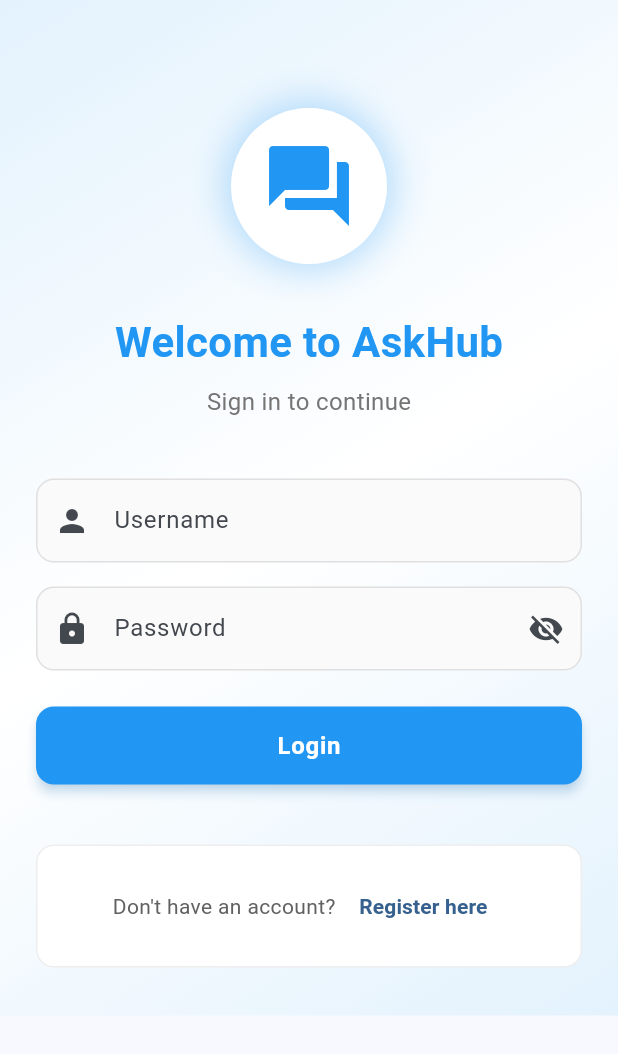
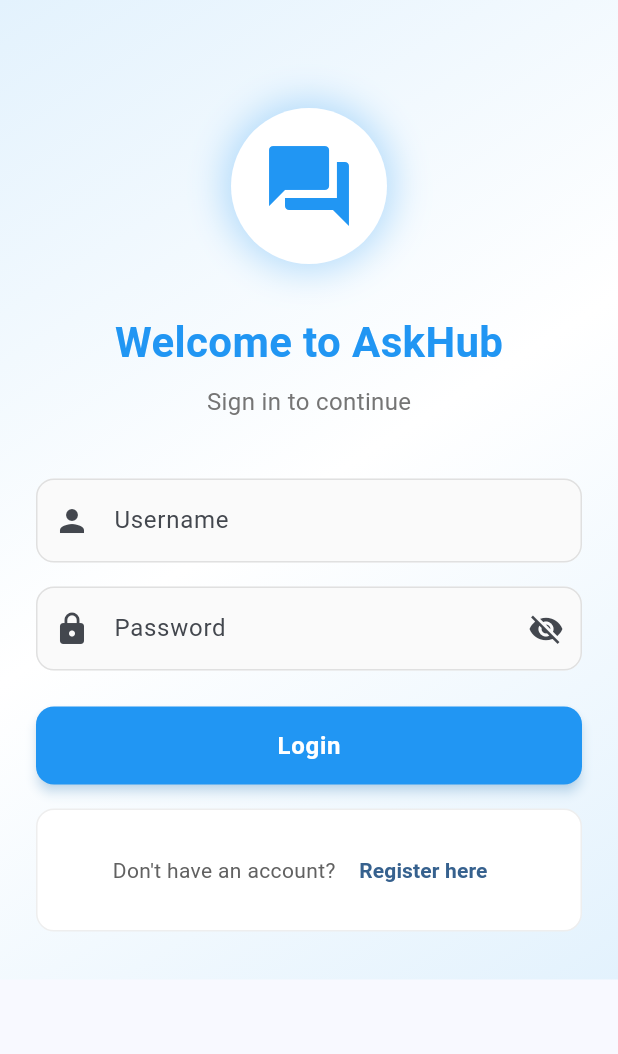
Before and after one commit to phanvandinh99/BaiTap, a Flutter app: the screen it shows after launch, on a phone screen of 412 x 824 dp. Shown: the top 1054 px of the screen. Run offline on Flutter 3.47's test engine with Material 3 defaults, Android fonts, the phone set to English and light mode, and no system bars; our stand-ins replace shared_preferences.

Commit message:
Update code

```diff
--- a/askhub_mobile/lib/main.dart
+++ b/askhub_mobile/lib/main.dart
@@ -26,7 +26,7 @@ class MyApp extends StatelessWidget {
           seedColor: Colors.blue,
           brightness: Brightness.light,
         ),
-        cardTheme: CardTheme(
+        cardTheme: CardThemeData(
           elevation: 2,
           shape: RoundedRectangleBorder(
             borderRadius: BorderRadius.circular(12),
@@ -340,8 +340,6 @@ class LoginPageState extends State<LoginPage> {
                   ),
                 ),
                 const SizedBox(height: 16),
-
-                const SizedBox(height: 24),
                 // Register Link
                 Container(
                   padding: const EdgeInsets.all(16),
@@ -377,7 +375,9 @@ class LoginPageState extends State<LoginPage> {
                     ],
                   ),
                 ),
-              ],
+                  ],
+                ),
+              ),
             ),
           ),
         ),
--- a/askhub_mobile/lib/pages/admin_dashboard_page.dart
+++ b/askhub_mobile/lib/pages/admin_dashboard_page.dart
@@ -1,5 +1,4 @@
 import 'package:flutter/material.dart';
-import '../services/api_service.dart';
 import 'admin_users_page.dart';
 import 'admin_questions_page.dart';
 import 'admin_answers_page.dart';
--- a/askhub_mobile/lib/pages/question_detail_page.dart
+++ b/askhub_mobile/lib/pages/question_detail_page.dart
@@ -17,7 +17,6 @@ class QuestionDetailPageState extends State<QuestionDetailPage> {
   bool _isQuestionOwner = false;
   bool _isAdmin = false;
   int? _currentUserId;
-  Map<String, dynamic>? _questionData;
 
   @override
   void initState() {
@@ -138,7 +137,6 @@ class QuestionDetailPageState extends State<QuestionDetailPage> {
           // API returns nested object: {question: {...}, answers: [...], comments: [...]}
           final responseData = snapshot.data!;
           final question = responseData['question'] ?? responseData; // Support both nested and flat structure
-          _questionData = question;
           // Ensure proper type comparison (int to int)
           final questionUserId = question['userId'] is int
               ? question['userId']
--- a/askhub_mobile/lib/pages/register_page.dart
+++ b/askhub_mobile/lib/pages/register_page.dart
@@ -392,7 +392,9 @@ class RegisterPageState extends State<RegisterPage> {
                   ],
                 ),
                 const SizedBox(height: 16),
-              ],
+                  ],
+                ),
+              ),
             ),
           ),
         ),
```
Also changed, not shown: askhub_mobile/lib/services/api_service.dart (+0 -20 lines).
